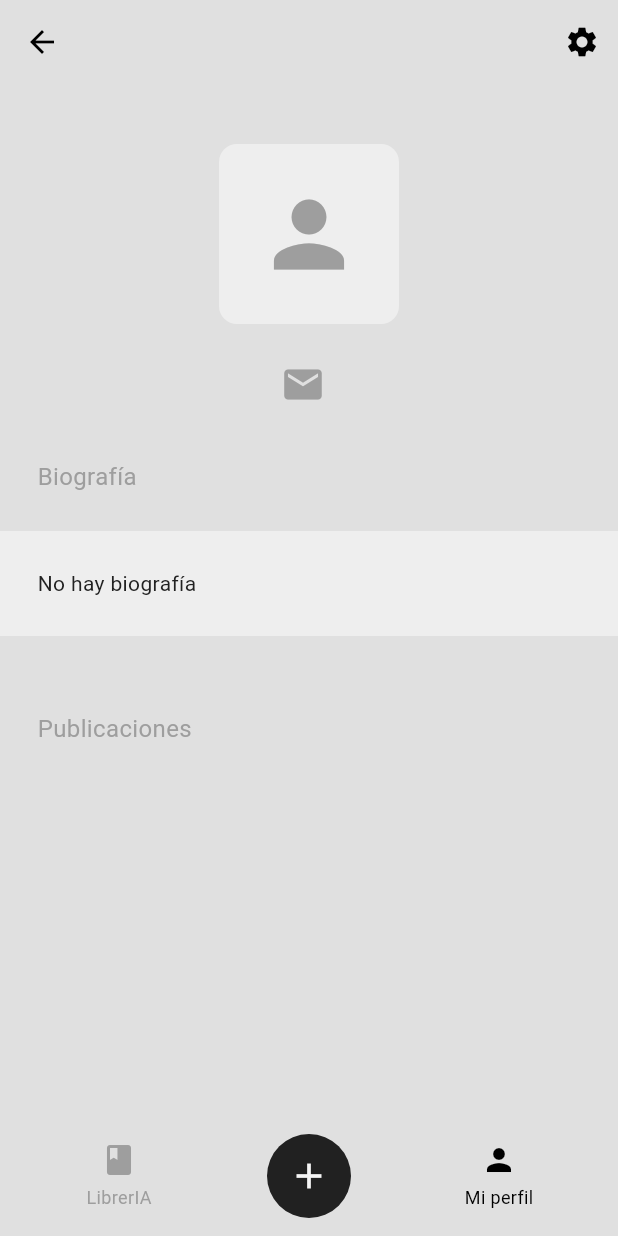
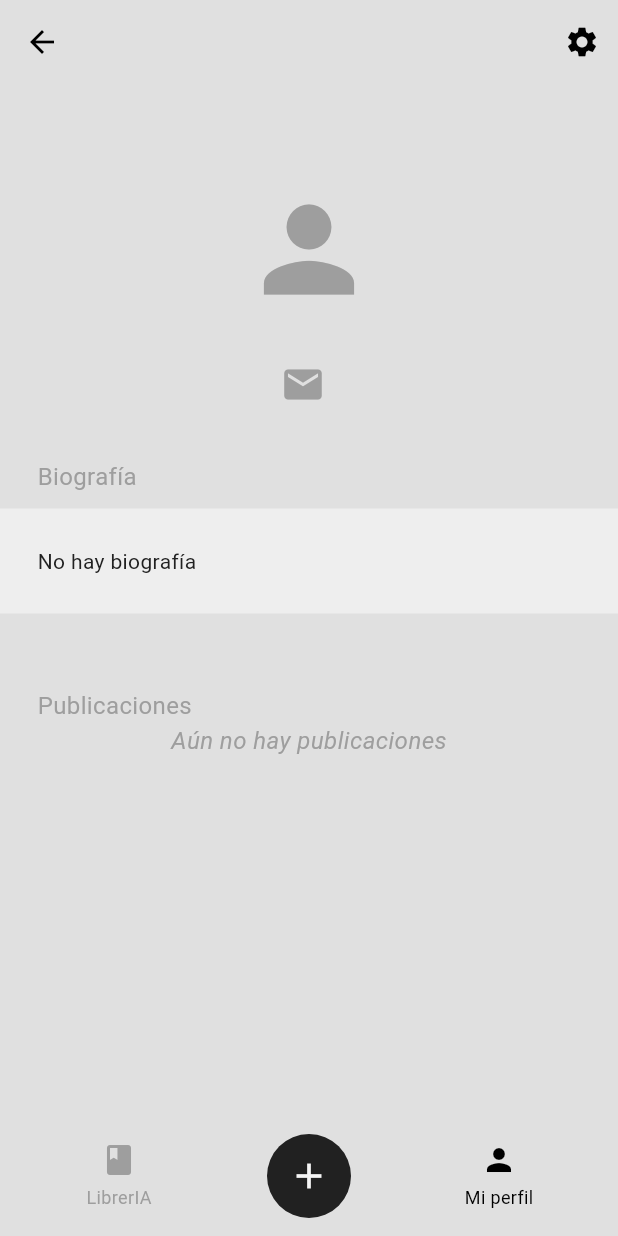
Before and after one commit to LGarciaGonz/TFGLaiaGarciaV1, a Flutter app: the ProfilePage screen opened directly with empty values, on a phone screen of 412 x 824 dp. Run offline on Flutter 3.47's test engine with Material 3 defaults, Android fonts, the phone set to English and light mode, and no system bars; our stand-ins replace cloud_firestore, firebase_auth, firebase_core, flutter_bloc; accounts and stored records are empty.

Commit message:
Publicaciones del usuario en perfil funcional y navega al usuario al clicar en nombre del post

```diff
--- a/lib/features/profile/presentation/pages/profile_page.dart
+++ b/lib/features/profile/presentation/pages/profile_page.dart
@@ -3,6 +3,9 @@ import 'package:flutter_bloc/flutter_bloc.dart';
 import 'package:litlens_v1/features/authentication/domain/entities/app_user.dart';
 import 'package:litlens_v1/features/authentication/presentation/components/my_bottom_navigation_bar.dart';
 import 'package:litlens_v1/features/authentication/presentation/cubits/auth_cubit.dart';
+import 'package:litlens_v1/features/post/presentation/components/post_tile.dart';
+import 'package:litlens_v1/features/post/presentation/cubits/posts_cubit.dart';
+import 'package:litlens_v1/features/post/presentation/cubits/posts_state.dart';
 import 'package:litlens_v1/features/profile/presentation/components/bio_box.dart';
 import 'package:litlens_v1/features/profile/presentation/cubits/profile_cubit.dart';
 import 'package:litlens_v1/features/profile/presentation/cubits/profile_state.dart';
@@ -24,6 +27,9 @@ class _ProfilePageState extends State<ProfilePage> {
 
   // Usuario actual registrado
   late AppUser? currentUser = authCubit.currentUser;
+
+  // Número de posts publicados
+  int postCount = 0;
 
   // Al iniciar:
   @override
@@ -66,20 +72,20 @@ class _ProfilePageState extends State<ProfilePage> {
             ),
 
             // BODY ------------------
-            body: Column(
+            body: ListView(
               children: [
                 const SizedBox(height: 40),
                 // Foto de perfil ----
                 Container(
                   decoration: BoxDecoration(
-                    color: theme.secondary,
+                    // color: theme.secondary,
                     borderRadius: BorderRadius.circular(12),
                   ),
                   height: 120,
                   width: 120,
                   padding: const EdgeInsets.all(25),
                   child: Center(
-                    child: Icon(Icons.person, size: 70, color: theme.primary),
+                    child: Icon(Icons.person, size: 90, color: theme.primary),
                   ),
                 ),
 
@@ -114,7 +120,7 @@ class _ProfilePageState extends State<ProfilePage> {
                     ],
                   ),
                 ),
-                const SizedBox(height: 25),
+                const SizedBox(height: 10),
 
                 BioBox(text: user.bio),
 
@@ -131,6 +137,53 @@ class _ProfilePageState extends State<ProfilePage> {
                       ),
                     ],
                   ),
+                ),
+
+                // Lista de publicaciones del usuario
+                BlocBuilder<PostsCubit, PostsState>(
+                  builder: (context, state) {
+                    // Posts cargados ......
+                    if (state is PostsLoaded) {
+                      // Filtrar posts por id del usuario
+                      final userPosts = state.posts
+                          .where((post) => post.userId == widget.uid)
+                          .toList();
+
+                      postCount = userPosts.length;
+
+                      return ListView.builder(
+                        itemCount: postCount,
+                        physics: NeverScrollableScrollPhysics(),
+                        shrinkWrap: true,
+                        itemBuilder: (context, index) {
+                          // Recoger cada post individualmente
+                          final post = userPosts[index];
+
+                          // Retornar publicación
+                          return PostTile(
+                            post: post,
+                            onDeletePressed: () =>
+                                context.read<PostsCubit>().deletePost(post.id),
+                          );
+                        },
+                      );
+                    }
+                    // Cargando ......
+                    else if (state is PostsLoading) {
+                      return const Center(child: CircularProgressIndicator());
+                    } else {
+                      return Center(
+                        child: Text(
+                          "Aún no hay publicaciones",
+                          style: TextStyle(
+                            fontSize: 16,
+                            color: Theme.of(context).colorScheme.primary,
+                            fontStyle: FontStyle.italic,
+                          ),
+                        ),
+                      );
+                    }
+                  },
                 ),
               ],
             ),
```
Also changed, not shown: lib/features/post/presentation/components/post_tile.dart (+23 -5 lines).
